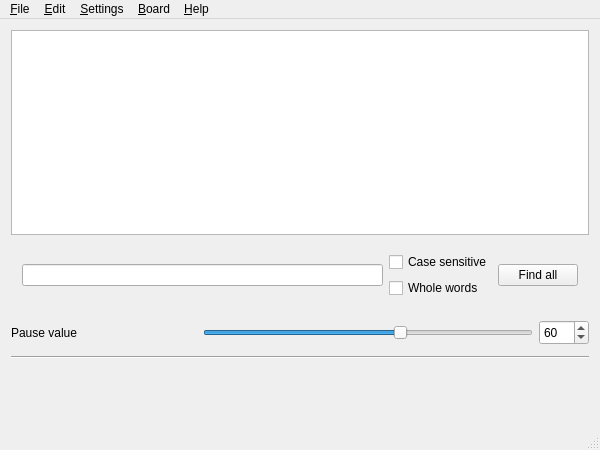
Before: the Qt Designer form OpenBoard/mainwindow.ui in ITAAcademy/OpenBoard, drawn with Qt 5.
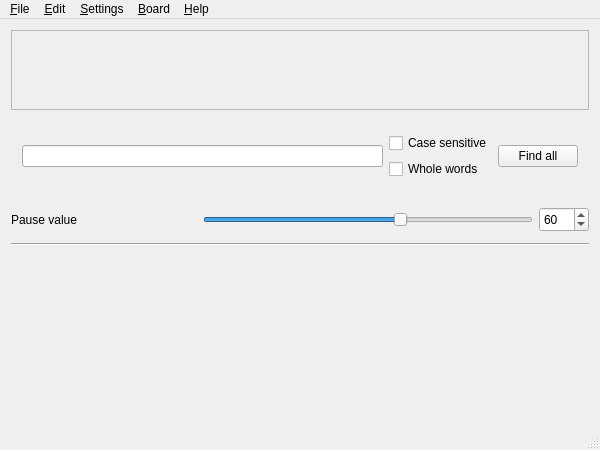
After: the same form once the commit is applied. Icons and pictures are not drawn.

Commit message: //fix/add object+pars class// new_edit //fix draw

```diff
--- a/OpenBoard/mainwindow.ui
+++ b/OpenBoard/mainwindow.ui
@@ -422,7 +422,14 @@
     <item row="1" column="0">
      <layout class="QVBoxLayout" name="verticalLayout">
       <item>
-       <widget class="QTextEdit" name="textEdit"/>
+       <widget class="QFrame" name="frame">
+        <property name="frameShape">
+         <enum>QFrame::StyledPanel</enum>
+        </property>
+        <property name="frameShadow">
+         <enum>QFrame::Raised</enum>
+        </property>
+       </widget>
       </item>
       <item>
        <widget class="QWidget" name="widget_Find" native="true">
```
Left out of the diff: 13 changed lines with no effect on the pictures. The commit also changes 25 other files.
